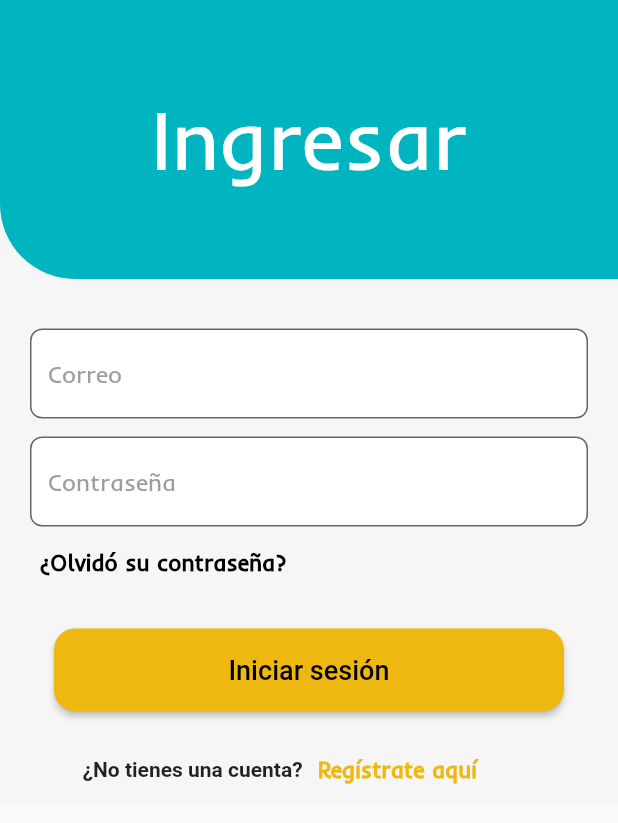
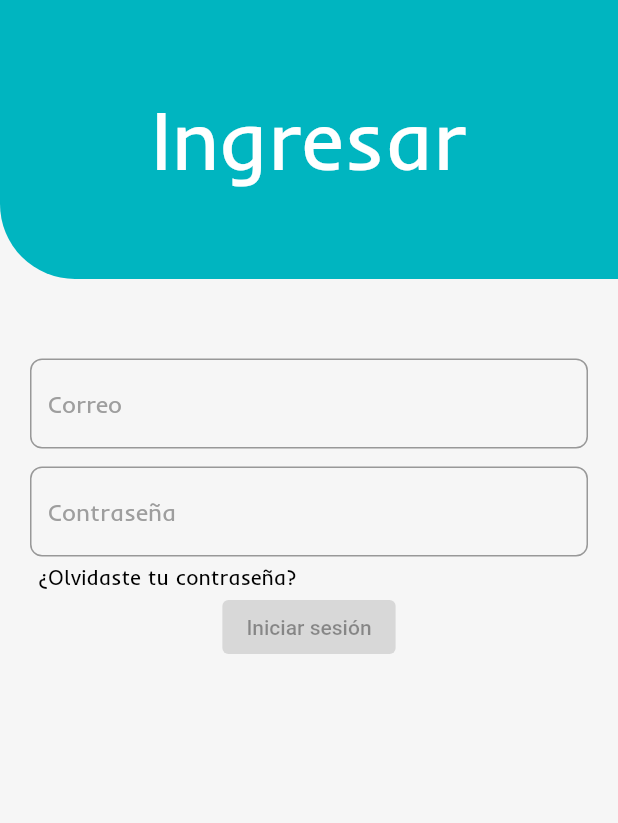
Before and after one commit to alienigena264/chazaUNApp, a Flutter app: the LoginVista screen opened directly, on a phone screen of 412 x 824 dp. Shown: the top 823 px of the screen. Run offline on Flutter 3.47's test engine with Material 2 defaults, Android fonts, the phone set to English and light mode, and no system bars; our stand-ins replace flutter_signin_button.

Commit message:
Revert "Pantalla de seleccion de rol"

```diff
--- a/lib/view/login_vista.dart
+++ b/lib/view/login_vista.dart
@@ -1,3 +1,6 @@
+
+
+
 import 'package:flutter/material.dart';
 
 class LoginVista extends StatefulWidget {
@@ -11,15 +14,38 @@ class _LoginVistaState extends State<LoginVista> {
   @override
   Widget build(BuildContext context) {
     return Scaffold(
-      body: SingleChildScrollView(
-        child: Container(
-          color: const Color(0xffF6F6F6),
+      body: Container(
+        color:const Color(0xffF6F6F6),
         child: Column(
           children: [
             Stack(
             children: [
             // Contenedor con texto y fondo
-                  barraSuperior_(),
+            SizedBox(
+              height: 186.0,
+              child: Container(
+                decoration: const BoxDecoration(
+                  color:  Color(0xff00B5C0), // Establece el color de fondo del contenedor con el texto
+                  borderRadius: BorderRadius.only(
+                    bottomLeft: Radius.circular(50.0),
+                  ),
+                ),
+                child: const Center(
+                  child:  FittedBox(
+                    fit: BoxFit.scaleDown,
+                    child: Text(
+                      'Ingresar', // el texto que quieres mostrar
+                      style: TextStyle(
+                        color: Colors.white, // Establece el color del texto
+                        fontSize: 55.0, // Establece el tamaño del texto
+                        fontFamily: "Inder",
+                        fontWeight: FontWeight.normal
+                      ),
+                    ),
+                  ),
+                ),
+              ),
+            ),
             ],
       ),
       const SizedBox(
@@ -27,64 +53,28 @@ class _LoginVistaState extends State<LoginVista> {
       ),
       inputEmail_(),
       inputPassword_(),
+      const SizedBox(
+        height: 5,
+      ),
       Row(
-                children: [
-                  const SizedBox(
+        children: const [
+          SizedBox(
             width: 25,
           ),
-                  olvidoPassButtom_(),
+          Text(
+            '¿Olvidaste tu contraseña?',
+            style: TextStyle(
+              color: Colors.black,
+              fontFamily: "Inder",
+              fontWeight: FontWeight.normal
+            ),
+          ),
         ],
         ),
-              const SizedBox(
-                height: 20,
-              ),
-              inicioSesionButtom_(),
-              const SizedBox(
-                height: 15,
-              ),
-              Row(
-                children: [
-                  const SizedBox(
-                    width: 55,
-                  ),
-                  const Text(
-                    '¿No tienes una cuenta?',
-                    style: TextStyle(fontWeight: FontWeight.bold),
-                  ),
-                  registrarseButtom_(),
+        ElevatedButton(
+          onPressed: verificar_(),
+          child: const Text("Iniciar sesión"))
       ],
-              )
-            ],
-          ),
-        ),
-      ),
-    );
-  }
-
-  SizedBox barraSuperior_() {
-    return SizedBox(
-                height: 186.0,
-                child: Container(
-                  decoration: const BoxDecoration(
-                    color: Color(
-                        0xff00B5C0), // Establece el color de fondo del contenedor con el texto
-                    borderRadius: BorderRadius.only(
-                      bottomLeft: Radius.circular(50.0),
-                    ),
-                  ),
-                  child: const Center(
-                    child: FittedBox(
-                      fit: BoxFit.scaleDown,
-                      child: Text(
-                        'Ingresar', // el texto que quieres mostrar
-                        style: TextStyle(
-                            color:
-                                Colors.white, // Establece el color del texto
-                            fontSize: 55.0, // Establece el tamaño del texto
-                            fontFamily: "Inder",
-                            fontWeight: FontWeight.normal),
-                      ),
-                    ),
       ),
       ),
     );
@@ -92,13 +82,11 @@ class _LoginVistaState extends State<LoginVista> {
 
   inputEmail_() {
     return Container(
-      margin: const EdgeInsets.only(top: 0.0),
+      margin: const EdgeInsets.only(top: 20.0),
       padding: const EdgeInsets.only(left: 20.0, right: 20.0),
       child: const TextField(
         keyboardType: TextInputType.emailAddress,
-        decoration: InputDecoration(
-          filled: true,
-          fillColor: Colors.white,
+        decoration:  InputDecoration(
           border: OutlineInputBorder(
             borderRadius: BorderRadius.all(Radius.circular(8.0)),
           ),
@@ -106,7 +94,8 @@ class _LoginVistaState extends State<LoginVista> {
           hintStyle: TextStyle(
             color: Colors.grey,
             fontFamily: "Inder",
-              fontWeight: FontWeight.normal),
+            fontWeight: FontWeight.normal
+          ),
         ),
       ),
     );
@@ -118,9 +107,7 @@ class _LoginVistaState extends State<LoginVista> {
       padding: const EdgeInsets.only(left: 20.0, right: 20.0),
       child: const TextField(
         obscureText: true,
-        decoration: InputDecoration(
-          filled: true,
-          fillColor: Colors.white,
+        decoration:  InputDecoration(
           border: OutlineInputBorder(
             borderRadius: BorderRadius.all(Radius.circular(8.0)),
           ),
@@ -128,72 +115,12 @@ class _LoginVistaState extends State<LoginVista> {
           hintStyle: TextStyle(
             color: Colors.grey,
             fontFamily: "Inder",
-              fontWeight: FontWeight.normal),
+            fontWeight: FontWeight.normal
+          ),
         ),
       ),
     );
   }
 
-  TextButton olvidoPassButtom_() {
-    return TextButton(
-        style: TextButton.styleFrom(padding: const EdgeInsets.all(1)),
-        onPressed: recuperarPassword_(),
-        child: const Text(
-          '¿Olvidó su contraseña?',
-          style: TextStyle(
-              color: Colors.black,
-              fontSize: 15,
-              fontFamily: "Inder",
-              fontWeight: FontWeight.bold),
-        ));
+  verificar_() {}
 }
-
-  ElevatedButton inicioSesionButtom_() {
-    return ElevatedButton(
-        style: ElevatedButton.styleFrom(
-          backgroundColor: const Color(0xffEFB810),
-          minimumSize: const Size(
-              340, 55), // double.infinity is the width and 30 is the height
-          shape: RoundedRectangleBorder(
-            borderRadius: BorderRadius.circular(14.0),
-          ),
-        ),
-        onPressed: verificar_(),
-        child: const Text(
-          "Iniciar sesión",
-          style: TextStyle(color: Colors.black, fontSize: 18),
-        ));
-  }
-
-  TextButton registrarseButtom_() {
-    return TextButton(
-        style: TextButton.styleFrom(padding: const EdgeInsets.only(left: 10)),
-        onPressed: registrarse_(),
-        child: const Text(
-          'Regístrate aquí',
-          style: TextStyle(
-              color: Color(0xffEFB810),
-              fontSize: 15,
-              fontFamily: "Inder",
-              fontWeight: FontWeight.bold),
-        ));
-  }
-
-  recuperarPassword_() {
-    return () {
-      print('Se recupero');
-    };
-  }
-
-  verificar_() {
-    return () {
-      print("Inicio sesion");
-    };
-  }
-
-  registrarse_() {
-    return () {
-      Navigator.pushNamed(context, '/registro/selector');
-    };
-  }
-}
```
Also changed, not shown: lib/main.dart (+4 -7 lines), lib/view/menu_inicial_chazero_vista.dart (deleted, +0 -244 lines), lib/view/registro_trabajador.dart (+22 -36 lines), lib/view/selector_vista.dart (deleted, +0 -86 lines), lib/view/registro_chazero.dart (deleted). Lines whose indentation alone changed are shown as unchanged.
